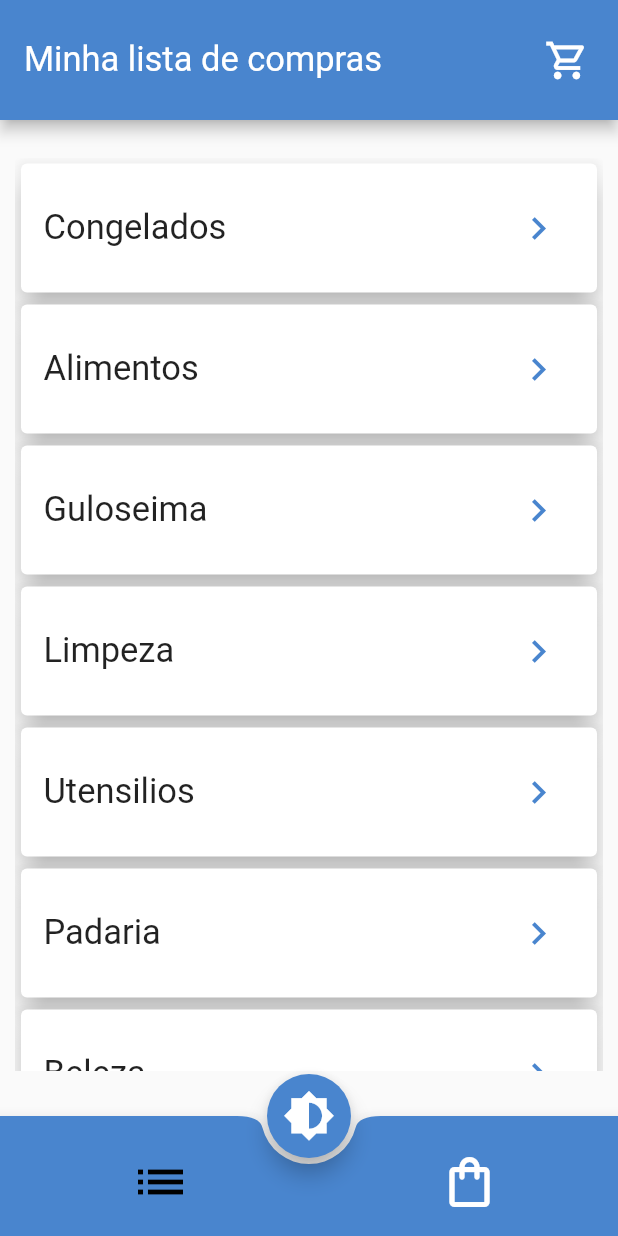
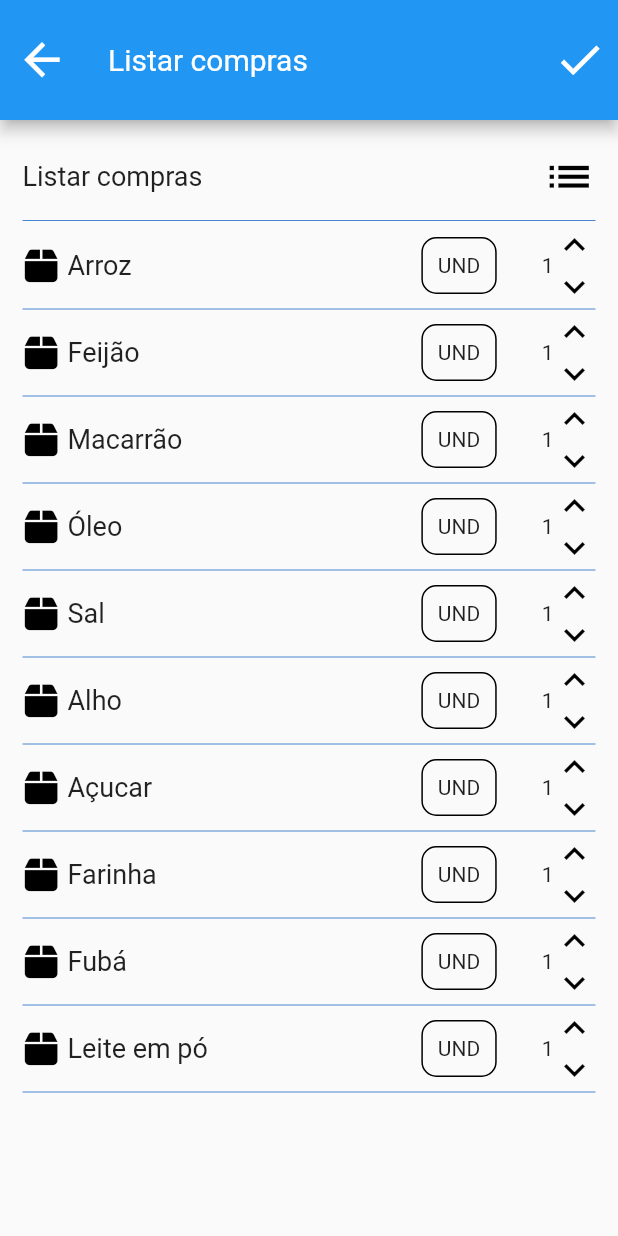
Before and after one commit to Jo-Analyst/month-shopping-app, a Flutter app: the screen it shows after launch, after a tap on the "shopping cart" icon, on a phone screen of 412 x 824 dp. Run offline on Flutter 3.47's test engine with Material 2 defaults, Android fonts, the phone set to English and light mode, and no system bars; drawn by our look-alikes of flutter_slidable; our stand-ins replace font_awesome_flutter.

Commit message:
shopping

```diff
--- /dev/null
+++ b/lib/pages/list_purchases_page.dart
@@ -0,0 +1,220 @@
+import 'package:flutter/material.dart';
+import 'package:flutter/services.dart';
+import 'package:flutter_slidable/flutter_slidable.dart';
+import 'package:font_awesome_flutter/font_awesome_flutter.dart';
+import 'package:shopping_list_app/components/dialog_unit.dart';
+
+class LisPurchasesPage extends StatefulWidget {
+  const LisPurchasesPage({super.key});
+
+  @override
+  State<LisPurchasesPage> createState() => _LisPurchasesPageState();
+}
+
+class _LisPurchasesPageState extends State<LisPurchasesPage> {
+  final quantityController = TextEditingController();
+  final unitController = TextEditingController();
+  List<Map<String, dynamic>> shopping = [
+    {"id": 1, "quantity": 1, "unit": "UND", "product_id": 1, "name": "Arroz"},
+    {"id": 2, "quantity": 1, "unit": "UND", "product_id": 2, "name": "Feijão"},
+    {
+      "id": 3,
+      "quantity": 1,
+      "unit": "UND",
+      "product_id": 3,
+      "name": "Macarrão"
+    },
+    {"id": 4, "quantity": 1, "unit": "UND", "product_id": 4, "name": "Óleo"},
+    {"id": 5, "quantity": 1, "unit": "UND", "product_id": 5, "name": "Sal"},
+    {"id": 6, "quantity": 1, "unit": "UND", "product_id": 6, "name": "Alho"},
+    {"id": 7, "quantity": 1, "unit": "UND", "product_id": 7, "name": "Açucar"},
+    {"id": 8, "quantity": 1, "unit": "UND", "product_id": 8, "name": "Farinha"},
+    {"id": 9, "quantity": 1, "unit": "UND", "product_id": 9, "name": "Fubá"},
+    {
+      "id": 10,
+      "quantity": 1,
+      "unit": "UND",
+      "product_id": 10,
+      "name": "Leite em pó"
+    },
+  ];
+
+  @override
+  Widget build(BuildContext context) {
+    return Scaffold(
+      appBar: AppBar(
+        title: const Text("Listar compras"),
+        actions: [
+          IconButton(
+            onPressed: () {},
+            icon: const Icon(
+              Icons.check,
+              size: 35,
+            ),
+          ),
+        ],
+      ),
+      body: Padding(
+        padding: const EdgeInsets.symmetric(vertical: 10, horizontal: 15),
+        child: ListView(
+          children: [
+            InkWell(
+              onTap: () {},
+              child: Padding(
+                padding: const EdgeInsets.symmetric(vertical: 10),
+                child: Row(
+                  mainAxisAlignment: MainAxisAlignment.spaceBetween,
+                  children: [
+                    Text(
+                      "Listar compras",
+                      style: TextStyle(
+                        fontSize:
+                            Theme.of(context).textTheme.displayLarge!.fontSize,
+                      ),
+                    ),
+                    const Icon(Icons.list),
+                  ],
+                ),
+              ),
+            ),
+            Divider(
+              height: 4,
+              color: Theme.of(context).primaryColor,
+            ),
+            shopping.isEmpty
+                ? SizedBox(
+                    height: MediaQuery.of(context).size.height - 150,
+                    child: Center(
+                      child: Text(
+                        "Não há produtos listados para a compra",
+                        textAlign: TextAlign.center,
+                        style: TextStyle(
+                            fontSize: Theme.of(context)
+                                .textTheme
+                                .displayLarge!
+                                .fontSize),
+                      ),
+                    ),
+                  )
+                : Column(
+                    children: shopping.map(
+                      (shoppe) {
+                        return Column(
+                          children: [
+                            Slidable(
+                              endActionPane: ActionPane(
+                                motion: const StretchMotion(),
+                                children: [
+                                  SlidableAction(
+                                    onPressed: (_) {
+                                      setState(() {
+                                        shopping.removeWhere(
+                                          (shopp) =>
+                                              shopp["id"] == shoppe["id"],
+                                        );
+                                      });
+                                    },
+                                    backgroundColor: Colors.red,
+                                    icon: Icons.delete,
+                                  ),
+                                ],
+                              ),
+                              child: Row(
+                                mainAxisAlignment:
+                                    MainAxisAlignment.spaceBetween,
+                                children: [
+                                  Row(
+                                    children: [
+                                      const Icon(
+                                        FontAwesomeIcons.box,
+                                        size: 25,
+                                      ),
+                                      const SizedBox(width: 5),
+                                      FittedBox(
+                                        fit: BoxFit.scaleDown,
+                                        alignment: Alignment.centerLeft,
+                                        child: Text(
+                                          shoppe["name"],
+                                          textAlign: TextAlign.left,
+                                          style: const TextStyle(fontSize: 18),
+                                        ),
+                                      ),
+                                    ],
+                                  ),
+                                  Row(
+                                    mainAxisAlignment:
+                                        MainAxisAlignment.spaceBetween,
+                                    children: [
+                                      InkWell(
+                                        onTap: () async {
+                                          final unit = await showDialogUnit(
+                                              context, shoppe["unit"]);
+                                          if (unit != null) {
+                                            setState(() {
+                                              shoppe["unit"] = unit;
+                                            });
+                                          }
+                                        },
+                                        child: Container(
+                                          padding: const EdgeInsets.all(10),
+                                          decoration: BoxDecoration(
+                                            border: Border.all(width: 1),
+                                            borderRadius:
+                                                const BorderRadius.all(
+                                              Radius.circular(10),
+                                            ),
+                                          ),
+                                          child: FittedBox(
+                                            fit: BoxFit.scaleDown,
+                                            child: Text(
+                                              shoppe["unit"].toString(),
+                                            ),
+                                          ),
+                                        ),
+                                      ),
+                                      const SizedBox(
+                                        width: 30,
+                                      ),
+                                      Row(
+                                        children: [
+                                          Text(shoppe["quantity"].toString()),
+                                          Column(
+                                            children: [
+                                              InkWell(
+                                                onTap: () {},
+                                                child: const Icon(
+                                                  Icons.keyboard_arrow_up,
+                                                  size: 28,
+                                                ),
+                                              ),
+                                              InkWell(
+                                                onTap: () {},
+                                                child: const Icon(
+                                                  Icons.keyboard_arrow_down,
+                                                  size: 28,
+                                                ),
+                                              ),
+                                            ],
+                                          ),
+                                        ],
+                                      ),
+                                    ],
+                                  )
+                                ],
+                              ),
+                            ),
+                            Divider(
+                              color: Theme.of(context).primaryColor,
+                              height: 2,
+                            )
+                          ],
+                        );
+                      },
+                    ).toList(),
+                  )
+          ],
+        ),
+      ),
+    );
+  }
+}
--- a/lib/pages/shopping_list_page.dart
+++ b/lib/pages/shopping_list_page.dart
@@ -1,4 +1,5 @@
 import 'package:flutter/material.dart';
+import 'package:shopping_list_app/pages/list_purchases_page.dart';
 import 'package:shopping_list_app/templates/product_list.dart';
 
 class ShoppingListPage extends StatefulWidget {
@@ -12,10 +13,12 @@ class _ShoppingListPageState extends State<ShoppingListPage> {
   bool showInputSearch = false, isExpanded = false;
   List<bool> cardTriggeredList = [];
 
-  toggleShowInputSearch() {
-    setState(() {
-      showInputSearch = !showInputSearch;
-    });
+  openScreenListPurchases() {
+    Navigator.of(context).push(
+      MaterialPageRoute(
+        builder: (_) => const LisPurchasesPage(),
+      ),
+    );
   }
 
   void setListCardTriggered() {
@@ -68,7 +71,7 @@ class _ShoppingListPageState extends State<ShoppingListPage> {
                   size: 30,
                   color: Colors.white,
                 ),
-                onPressed: () => toggleShowInputSearch(),
+                onPressed: () => openScreenListPurchases(),
               ),
             ),
           ],
--- a/lib/shopping_list_app.dart
+++ b/lib/shopping_list_app.dart
@@ -20,7 +20,7 @@ class ShoppingListApp extends StatelessWidget {
             toolbarHeight: 80,
             titleTextStyle: TextStyle(fontSize: 20),
           ),
-      ),
+          iconTheme: const IconThemeData(size: 35)),
       home: const ScreenAppPage(),
     );
   }
```
Also changed, not shown: lib/components/dialog_unit.dart (added, +53 -0 lines), lib/pages/category_list_page.dart (+10 -2 lines), lib/pages/product_form_page.dart (+11 -3 lines), lib/utils/uppercase.dart (added, +13 -0 lines). Lines whose indentation alone changed are shown as unchanged.
